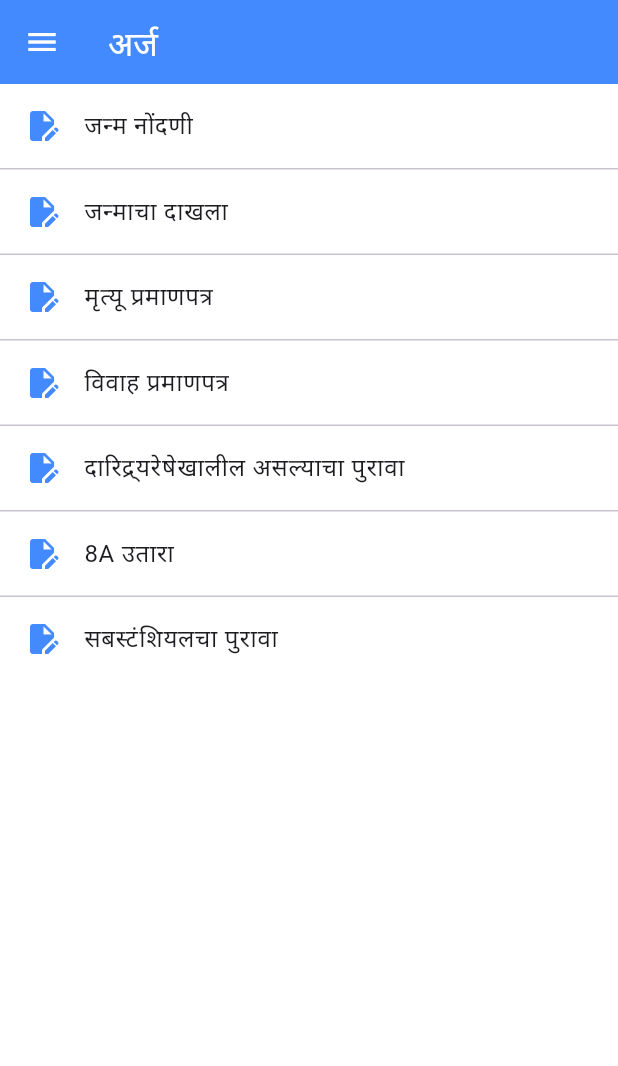
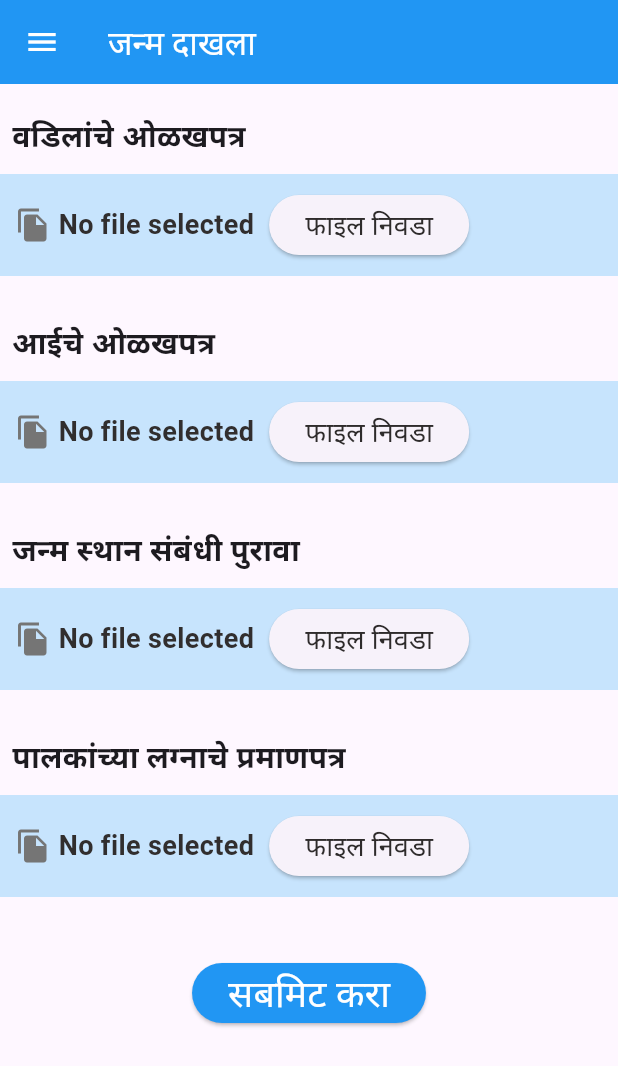
Before and after one commit to Siddhi-Nikam/Digital_Panchayat_Flutter_App, a Flutter app: the Apply screen opened directly with empty values, after a tap on "जन्माचा दाखला", on a phone screen of 412 x 824 dp. Shown: the top 1066 px of the screen. Run offline on Flutter 3.47's test engine with Material 3 defaults, Android fonts, the phone set to English and light mode, and no system bars; our stand-ins replace file_picker, image_picker, jwt_decoder, mask_text_input_formatter, shared_preferences; missing offline and left inert: razorpay_flutter; accounts and stored records are empty.

Commit message:
birth certificate ui

```diff
--- /dev/null
+++ b/lib/reusable component/file.text.dart
@@ -0,0 +1,34 @@
+import 'package:flutter/material.dart';
+
+class CustomAlignedText extends StatelessWidget {
+  final String text;
+  final Alignment alignment;
+  final EdgeInsets padding;
+  final TextStyle? style;
+
+  const CustomAlignedText({
+    super.key,
+    required this.text,
+    this.alignment = Alignment.topLeft,
+    this.padding = const EdgeInsets.only(left: 8.0),
+    this.style,
+  });
+
+  @override
+  Widget build(BuildContext context) {
+    return Align(
+      alignment: alignment,
+      child: Padding(
+        padding: padding,
+        child: Text(
+          text,
+          style: style ??
+              const TextStyle(
+                fontSize: 20,
+                fontWeight: FontWeight.bold,
+              ),
+        ),
+      ),
+    );
+  }
+}
--- /dev/null
+++ b/lib/user/user pages/applications pages/birth.certificate.dart
@@ -0,0 +1,143 @@
+import 'package:digitalpanchayat/user/outter%20pages/userdrawer.dart';
+import 'package:file_picker/file_picker.dart';
+import 'package:flutter/material.dart';
+import 'package:http/http.dart' as http;
+import '../../../reusable component/button.dart';
+import '../../../reusable component/file.text.dart';
+import '../../../reusable component/file_picking.dart';
+
+class BirthCertificate extends StatefulWidget {
+  final String token;
+
+  const BirthCertificate({super.key, required this.token});
+
+  @override
+  State<BirthCertificate> createState() {
+    return BirthCertificateState();
+  }
+}
+
+class BirthCertificateState extends State<BirthCertificate> {
+  final Map<String, dynamic> _fileNames = {
+    'fatherId': "No file selected",
+    'motherId': "No file selected",
+    'evidance': "No file selected",
+    'marriageCertificate': "No file selected"
+  };
+
+  FilePickerResult? result;
+
+  // Function to pick a single file
+  Future _pickFile(String key) async {
+    result = await FilePicker.platform.pickFiles();
+
+    if (result != null && result!.files.isNotEmpty) {
+      PlatformFile file = result!.files.first;
+      setState(() {
+        _fileNames[key] = file.name;
+      });
+    } else {
+      setState(() {
+        _fileNames[key] = "No file selected";
+      });
+    }
+  }
+
+  Future<void> _submitFiles() async {
+    try {
+      // API endpoint
+      final url = Uri.parse("");
+
+      // Prepare the request
+      var request = http.MultipartRequest('POST', url);
+
+      // Add files to the request
+      for (var entry in _fileNames.entries) {
+        if (entry.value != "No file selected") {
+          request.files.add(
+            await http.MultipartFile.fromPath(entry.key, entry.value),
+          );
+        }
+      }
+      // Send the request
+      var response = await request.send();
+
+      if (response.statusCode == 200) {
+        print("Files uploaded successfully!");
+      } else {
+        print("Failed to upload files. Error: ${response.reasonPhrase}");
+      }
+    } catch (e) {
+      print("Error while submitting files: $e");
+    }
+  }
+
+  @override
+  Widget build(BuildContext context) {
+    return Scaffold(
+      appBar: AppBar(
+        title: Text(
+          "जन्म दाखला",
+          style: TextStyle(color: Colors.white),
+        ),
+        backgroundColor: Colors.blue,
+        iconTheme: IconThemeData(color: Colors.white),
+      ),
+      drawer: AppDrawer(
+        token: widget.token, // Access the token through the widget property.
+      ),
+      body: SingleChildScrollView(
+        child: Column(
+          children: [
+            Padding(padding: EdgeInsets.all(10)),
+            CustomAlignedText(
+              text: 'वडिलांचे ओळखपत्र',
+            ),
+            FilePickerRow(
+              fileName: _fileNames["fatherId"]!,
+              onPickFile: () {
+                _pickFile("fatherId");
+              },
+            ),
+            CustomAlignedText(
+              text: 'आईचे ओळखपत्र',
+            ),
+            FilePickerRow(
+              fileName: _fileNames["motherId"]!,
+              onPickFile: () {
+                _pickFile("motherId");
+              },
+            ),
+            CustomAlignedText(
+              text: 'जन्म स्थान संबंधी पुरावा',
+            ),
+            FilePickerRow(
+              fileName: _fileNames["evidance"]!,
+              onPickFile: () {
+                _pickFile("evidance");
+              },
+            ),
+            CustomAlignedText(
+              text: 'पालकांच्या लग्नाचे प्रमाणपत्र',
+            ),
+            FilePickerRow(
+              fileName: _fileNames["marriageCertificate"]!,
+              onPickFile: () {
+                _pickFile("marriageCertificate");
+              },
+            ),
+            btn(
+              text: 'सबमिट करा',
+              onPressed: () {
+                _submitFiles();
+              },
+              bg_color: Colors.blue,
+              textcolor: Colors.white,
+              fontSize: 25,
+            ),
+          ],
+        ),
+      ),
+    );
+  }
+}
--- a/lib/user/user pages/applications pages/regi_birth.dart
+++ b/lib/user/user pages/applications pages/regi_birth.dart
@@ -58,7 +58,6 @@ class RegiBirthState extends State<RegiBirth> {
           );
         }
       }
-
       // Send the request
       var response = await request.send();
 
--- a/lib/user/user pages/apply.dart
+++ b/lib/user/user pages/apply.dart
@@ -1,5 +1,6 @@
 import 'package:flutter/material.dart';
 import '../outter pages/userdrawer.dart';
+import 'applications pages/birth.certificate.dart';
 import 'applications pages/regi_birth.dart';
 
 class Apply extends StatefulWidget {
@@ -45,14 +46,23 @@ class ApplyState extends State<Apply> {
                           )));
             },
           ),
-          const Divider(height: 1,),
+          const Divider(
+            height: 1,
+          ),
           ListTile(
             leading: const Icon(
               Icons.edit_document,
               color: Colors.blueAccent,
             ),
             title: const Text("जन्माचा दाखला"),
-            onTap: () {},
+            onTap: () {
+              Navigator.push(
+                  context,
+                  MaterialPageRoute(
+                      builder: (context) => BirthCertificate(
+                            token: widget.token,
+                          )));
+            },
           ),
           const Divider(height: 1),
           ListTile(
```
